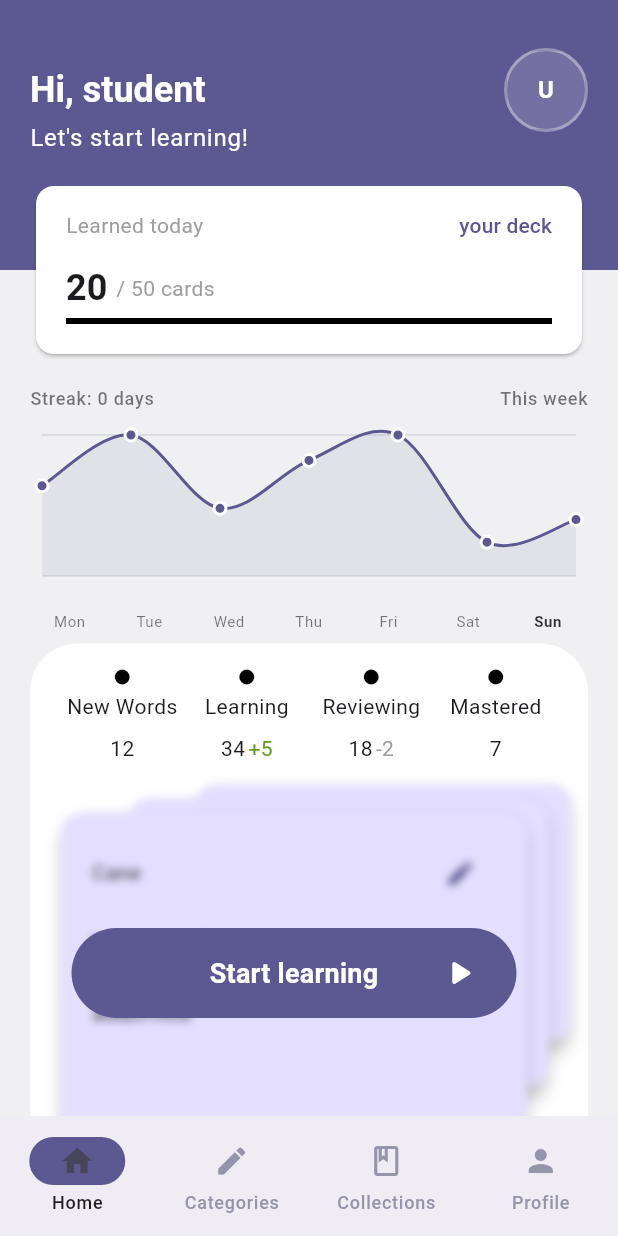
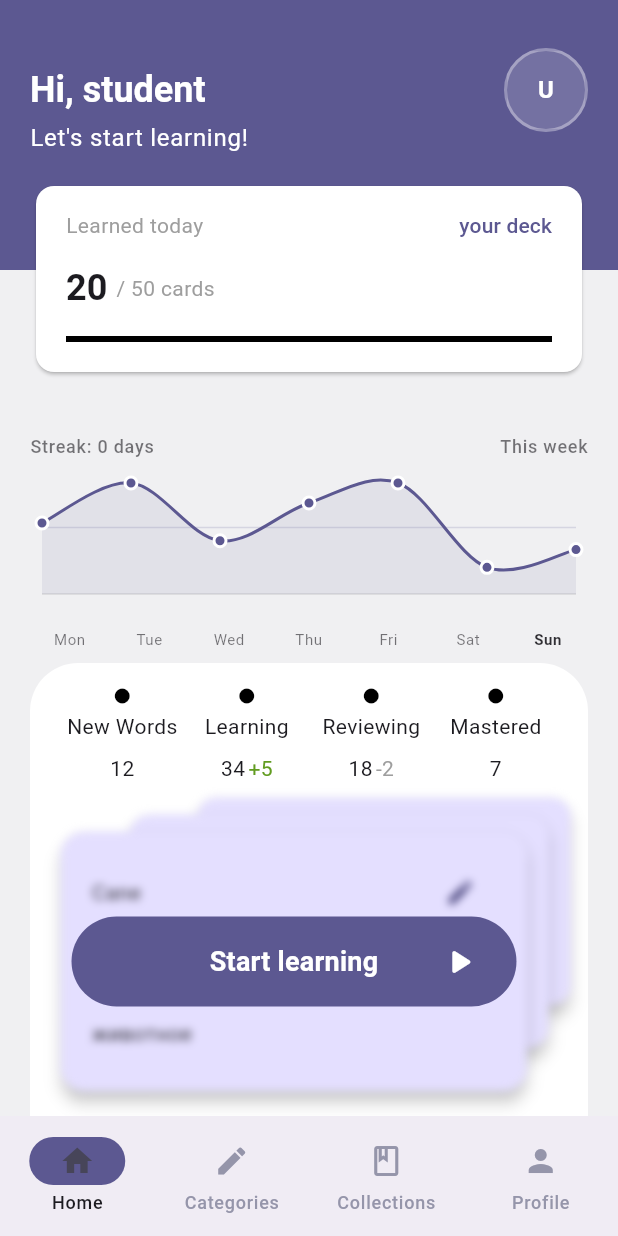
Before and after one commit to Alex-Yu21/flashcards_v2, a Flutter app: the screen it shows once a user with an empty profile is signed in, on a phone screen of 412 x 824 dp. Run offline on Flutter 3.47's test engine with Material 3 defaults, Android fonts, the phone set to English and light mode, and no system bars; drawn by our look-alikes of flutter_card_swiper; our stand-ins replace firebase_auth, firebase_core, go_router; accounts and stored records are empty; generated files the repository leaves out were written again.

Commit message:
style: small layout tweeking

```diff
--- a/lib/features/auth/presentation/views/auth_view.dart
+++ b/lib/features/auth/presentation/views/auth_view.dart
@@ -84,6 +84,7 @@ class _AuthViewState extends State<AuthView> {
                   context,
                 ).push(MaterialPageRoute(builder: (ctx) => const HomeView()));
               },
+              // TODO: load shell а не просто один homeview
               child: Text(
                 'Skip >>',
                 style: TextStyle(
--- a/lib/features/learning/presentation/views/home_view.dart
+++ b/lib/features/learning/presentation/views/home_view.dart
@@ -5,8 +5,7 @@ import 'package:flashcards_v2/features/learning/presentation/widgets/streak_widg
 import 'package:flutter/material.dart';
 
 const double kPad = 20;
-const kInsetsAll = EdgeInsets.symmetric(horizontal: kPad);
-const kInsetsH = EdgeInsets.symmetric(horizontal: kPad);
+const kPad20 = EdgeInsets.symmetric(horizontal: kPad);
 const kInsetsV = EdgeInsets.symmetric(vertical: kPad);
 
 const double kHeaderStackHeight = 250;
@@ -14,12 +13,12 @@ const double kHeaderHeight = 180;
 const double kHeaderTitleBottomGap = 32;
 
 const double kCardTopOffset = 120;
-const double kCardHeight = 120;
+const double kCardHeight = 132;
 const double kProgressBarHeight = 4;
 
 const double kLearningSectionRadius = 32;
 const double kLearningSectionElevation = 0;
-const double kDeckHeightFactor = 0.30;
+const double kDeckHeightFactor = 0.25;
 const double kDeckWidthFactor = 0.90;
 
 const double kAvatarSize = 56;
@@ -67,7 +66,7 @@ class HomeView extends StatelessWidget {
                     height: kHeaderHeight,
                     color: theme.primaryColor,
                     child: Padding(
-                      padding: kInsetsAll,
+                      padding: kPad20,
                       child: Column(
                         mainAxisAlignment: MainAxisAlignment.center,
                         crossAxisAlignment: CrossAxisAlignment.start,
@@ -102,7 +101,7 @@ class HomeView extends StatelessWidget {
                       height: kCardHeight,
                       child: Card(
                         child: Padding(
-                          padding: kInsetsAll,
+                          padding: kPad20,
                           child: Column(
                             children: [
                               const SizedBox(height: 16),
@@ -148,9 +147,9 @@ class HomeView extends StatelessWidget {
                 ],
               ),
             ),
-
-            const Padding(padding: kInsetsH, child: StreakWidget()),
-
+            SizedBox(height: 32),
+            const Padding(padding: kPad20, child: StreakWidget()),
+            Spacer(),
             const _LearningSectionMock(),
           ],
         ),
@@ -217,7 +216,7 @@ class _LearningSectionMock extends StatelessWidget {
     final h = size.height;
 
     return Padding(
-      padding: kInsetsAll,
+      padding: kPad20,
       child: Card(
         margin: EdgeInsets.zero,
         elevation: kLearningSectionElevation,
@@ -229,7 +228,7 @@ class _LearningSectionMock extends StatelessWidget {
         child: Column(
           crossAxisAlignment: CrossAxisAlignment.stretch,
           children: [
-            const Padding(padding: kInsetsAll, child: DotStatusWidget()),
+            const Padding(padding: kPad20, child: DotStatusWidget()),
             Padding(
               padding: const EdgeInsets.only(right: kPad),
               child: SizedBox(
--- a/lib/features/learning/presentation/widgets/streak_widget.dart
+++ b/lib/features/learning/presentation/widgets/streak_widget.dart
@@ -3,7 +3,7 @@ import 'dart:math' as math;
 import 'package:flutter/material.dart';
 
 // Константы дефолтных значений (плейсхолдер до Riverpod)
-const int kGoalPerDay = 50;
+const int kGoalPerDay = 30;
 const List<int> kDefaultLast7 = [32, 50, 24, 41, 50, 12, 20];
 const List<String> kDefaultWeek = [
   'Mon',
@@ -15,7 +15,7 @@ const List<String> kDefaultWeek = [
   'Sun',
 ];
 
-const double kChartHeight = 120;
+const double kChartHeight = 100;
 const double kPointRadius = 4;
 const double kPadL = 8, kPadR = 8, kPadT = 8, kPadB = 18;
 const double kStrokeWidth = 2;
```
